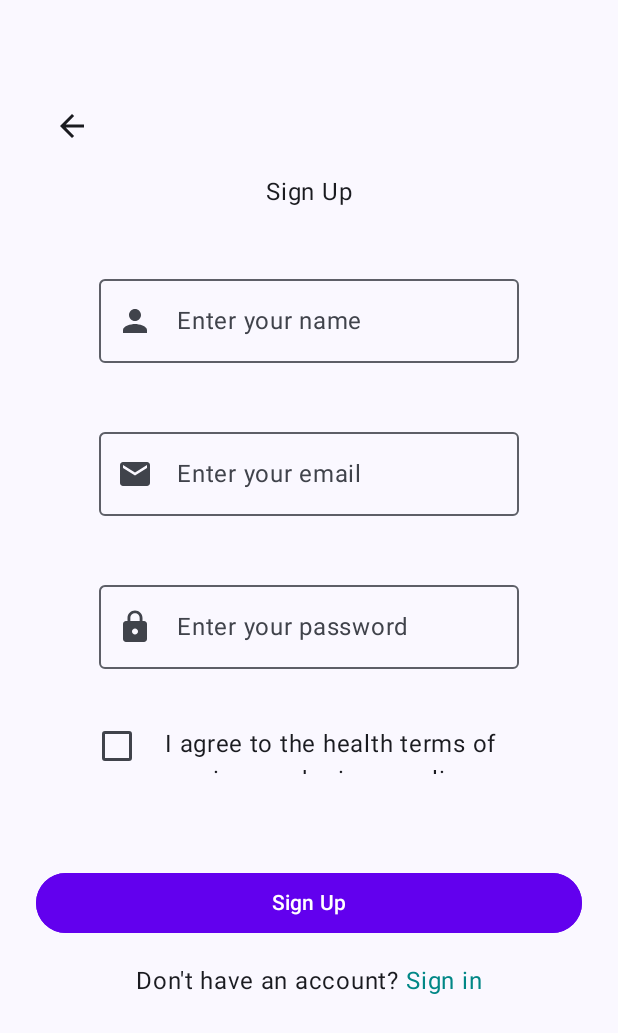
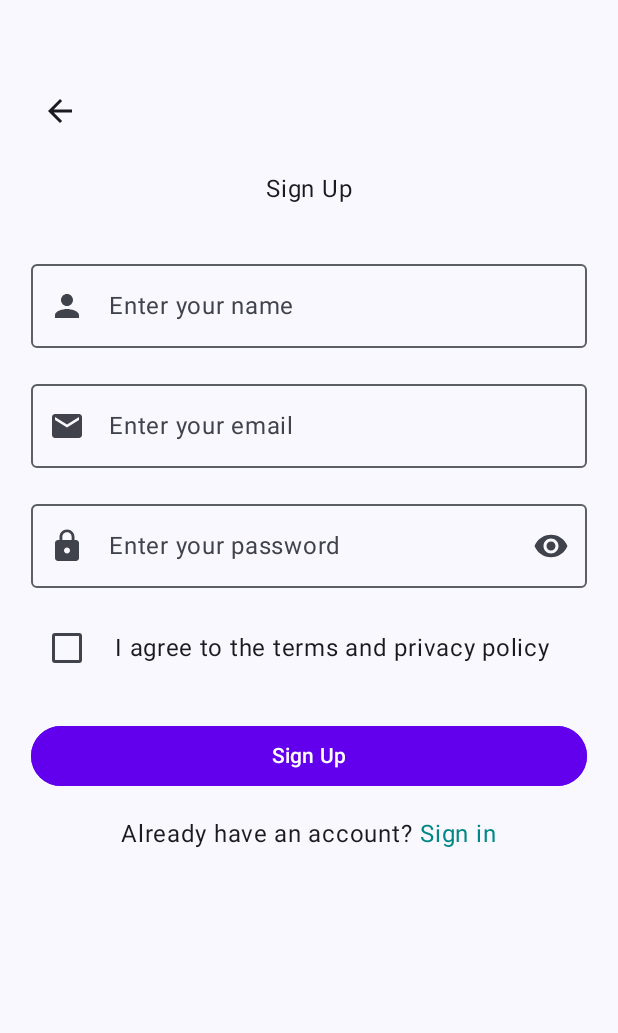
Before and after one commit to 31z3m1hC/Chimezie-PHB-Fall2025, an Android app built with Jetpack Compose: the screen it shows after launch (MainActivity), on a phone screen of 412 x 824 dp. Shown: the top 1033 px of the screen. Run offline under Robolectric (Android 15) with nearby library versions, the phone set to English and light mode, and no system bars; our stand-ins replace Firebase (no records; nobody signed in at launch, a user with empty details on screens opened directly).

Commit message:
Added authentication to sign up screen

```diff
--- a/app/src/main/java/com/unh/personal_health_buddy/MainActivity.kt
+++ b/app/src/main/java/com/unh/personal_health_buddy/MainActivity.kt
@@ -7,21 +7,21 @@ import androidx.activity.enableEdgeToEdge
 import androidx.compose.foundation.layout.fillMaxSize
 import androidx.compose.foundation.layout.padding
 import androidx.compose.material3.Scaffold
-import androidx.compose.material3.Text
-import androidx.compose.runtime.Composable
 import androidx.compose.ui.Modifier
-import androidx.compose.ui.tooling.preview.Preview
-import com.unh.personal_health_buddy.ui.theme.Personal_health_buddyTheme
-// Newly added code
 import androidx.navigation.compose.NavHost
 import androidx.navigation.compose.composable
 import androidx.navigation.compose.rememberNavController
-import com.unh.personal_health_buddy.screens.SignUp
-
+import com.google.firebase.FirebaseApp
+import com.unh.personal_health_buddy.screens.SignUpScreen
+import com.unh.personal_health_buddy.ui.theme.Personal_health_buddyTheme
 
 class MainActivity : ComponentActivity() {
     override fun onCreate(savedInstanceState: Bundle?) {
         super.onCreate(savedInstanceState)
+
+        // 🔹 Initialize Firebase here
+        FirebaseApp.initializeApp(this)
+
         enableEdgeToEdge()
         setContent {
             Personal_health_buddyTheme {
@@ -34,28 +34,11 @@ class MainActivity : ComponentActivity() {
                         modifier = Modifier.padding(innerPadding)
                     ) {
                         composable("signup") {
-                            SignUp(navController = navController)
+                            SignUpScreen(navController = navController)
                         }
-
                     }
                 }
             }
         }
     }
 }
-
-@Composable
-fun Greeting(name: String, modifier: Modifier = Modifier) {
-    Text(
-        text = "Hello $name!",
-        modifier = modifier
-    )
-}
-
-@Preview(showBackground = true)
-@Composable
-fun GreetingPreview() {
-    Personal_health_buddyTheme {
-        Greeting("Android")
-    }
-}
--- a/app/src/main/java/com/unh/personal_health_buddy/screens/SignUp.kt
+++ /dev/null
@@ -1,181 +0,0 @@
-package com.unh.personal_health_buddy.screens
-
-import android.R.attr.checked
-import android.R.attr.label
-import android.R.attr.top
-import androidx.compose.foundation.BorderStroke
-import androidx.compose.foundation.clickable
-import androidx.compose.foundation.layout.Arrangement
-import androidx.compose.foundation.layout.Box
-import androidx.compose.foundation.layout.Column
-import androidx.compose.foundation.layout.Row
-import androidx.compose.foundation.layout.fillMaxSize
-import androidx.compose.foundation.layout.fillMaxWidth
-import androidx.compose.foundation.layout.height
-import androidx.compose.foundation.layout.padding
-import androidx.compose.foundation.layout.width
-import androidx.compose.foundation.text.KeyboardOptions
-import androidx.compose.material.icons.Icons
-import androidx.compose.material.icons.automirrored.filled.ArrowBack
-import androidx.compose.material.icons.filled.ArrowBack
-import androidx.compose.material.icons.filled.Email
-import androidx.compose.material.icons.filled.Lock
-import androidx.compose.material.icons.filled.Menu
-import androidx.compose.material.icons.filled.Person
-import androidx.compose.material3.Button
-import androidx.compose.material3.ButtonDefaults
-import androidx.compose.material3.Checkbox
-import androidx.compose.material3.Icon
-import androidx.compose.material3.IconButton
-import androidx.compose.material3.OutlinedTextField
-import androidx.compose.material3.Text
-import androidx.compose.runtime.Composable
-import androidx.compose.runtime.getValue
-import androidx.compose.runtime.mutableStateOf
-import androidx.compose.runtime.remember
-import androidx.compose.runtime.setValue
-import androidx.compose.ui.Alignment
-import androidx.compose.ui.Modifier
-import androidx.compose.ui.graphics.Color
-import androidx.compose.ui.res.colorResource
-import androidx.compose.ui.res.stringResource
-import androidx.compose.ui.text.input.KeyboardType
-import androidx.compose.ui.text.style.TextAlign
-import androidx.compose.ui.tooling.preview.Preview
-import androidx.compose.ui.unit.dp
-import androidx.navigation.NavHostController
-import androidx.navigation.compose.rememberNavController
-import com.unh.personal_health_buddy.R
-import androidx.navigation.compose.rememberNavController
-
-
-@Composable
-fun SignUp(navController: NavHostController? = null) {
-    val username = remember { mutableStateOf("") }
-    val email = remember { mutableStateOf("") }
-    val password = remember { mutableStateOf("") }
-    var isChecked by remember { mutableStateOf(false) }
-
-
-    Column(
-        modifier = Modifier.fillMaxSize()
-                           .padding(top = 50.dp),
-        verticalArrangement = Arrangement.Top,
-        horizontalAlignment = Alignment.CenterHorizontally
-    ) {
-
-        Box(
-            modifier = Modifier.fillMaxWidth()
-                                .padding(top = 10.dp, start = 24.dp, end = 24.dp),
-            contentAlignment = Alignment.TopStart
-        ) {
-            IconButton(onClick = { navController?.navigate("welcome") }) {
-                Icon(
-                    imageVector = Icons.AutoMirrored.Filled.ArrowBack,
-                    contentDescription = "Back to Welcome"
-                )
-            }
-        }
-
-        Text(
-            text = "Sign Up",
-            modifier = Modifier.padding(bottom = 30.dp, start = 24.dp, end = 24.dp, top = 8.dp),
-        )
-
-        OutlinedTextField(
-            modifier = Modifier.padding(bottom = 30.dp, start = 24.dp, end = 24.dp, top = 8.dp),
-            label = { Text(stringResource(R.string.user_name)) },
-            leadingIcon = { Icon(Icons.Default.Person, contentDescription = "User Icon") },
-            keyboardOptions = KeyboardOptions(keyboardType = KeyboardType.Text),
-            value = username.value,
-            onValueChange = { username.value = it }
-        )
-
-        OutlinedTextField(
-            modifier = Modifier.padding(bottom = 30.dp)
-                                .padding(start = 24.dp, end = 24.dp, top = 8.dp),
-            label = { Text(stringResource(R.string.email)) },
-            leadingIcon = { Icon(Icons.Default.Email, contentDescription = "Email Icon") },
-            keyboardOptions = KeyboardOptions(keyboardType = KeyboardType.Email),
-            value = email.value,
-            onValueChange = { email.value = it }
-        )
-
-        OutlinedTextField(
-            modifier = Modifier.padding(bottom = 30.dp, start = 24.dp, end = 24.dp, top = 8.dp),
-            label = { Text(stringResource(R.string.password)) },
-            leadingIcon = { Icon(Icons.Default.Lock, contentDescription = "Password Icon") },
-            keyboardOptions = KeyboardOptions(keyboardType = KeyboardType.Password),
-            value = password.value,
-            onValueChange = { password.value = it }
-        )
-
-        Row(
-            modifier = Modifier
-                .fillMaxWidth()
-                .padding(bottom = 30.dp,start = 24.dp, end = 24.dp, top = 8.dp)
-                .height(56.dp),
-            verticalAlignment = Alignment.CenterVertically
-        ) {
-            Checkbox(
-                modifier = Modifier.padding(start = 30.dp, bottom = 30.dp),
-                checked = isChecked,
-                onCheckedChange = { isChecked = it }
-            )
-
-            Text(
-                text = "I agree to the health terms of services and privacy policy",
-                modifier = Modifier
-                    .padding(start = 8.dp, end = 24.dp, bottom = 24.dp)
-                    .weight(1f),
-                textAlign = TextAlign.Start
-            )
-
-        }
-
-        Button(
-            onClick = { /* handle sign-up */ },
-            modifier = Modifier
-                .fillMaxWidth()
-                .padding(start = 24.dp, end = 24.dp, top = 8.dp)
-                .width(50.dp),
-            border = BorderStroke(1.dp, colorResource(id = R.color.purple_500)),
-            colors = ButtonDefaults.buttonColors(
-                containerColor = colorResource(id = R.color.purple_500),
-                contentColor = Color.White
-            )
-        ) {
-            Text(
-                text = stringResource(id = R.string.button_sign_up),
-                color = Color.White
-            )
-        }
-
-        Row(
-            modifier = Modifier
-                .fillMaxWidth()
-                .padding(top = 16.dp, start = 24.dp, end = 24.dp),
-            horizontalArrangement = Arrangement.Center
-        ) {
-            Text(text = "Don't have an account? ")
-
-            Text(
-                text = "Sign in",
-                color = colorResource(id = R.color.teal_700),
-                modifier = Modifier.clickable {
-                    navController?.navigate("sign-in")
-                }
-            )
-        }
-
-    }
-
-}
-
-
-
-@Preview(showBackground = true)
-@Composable
-fun SignUpPreview() {
-    SignUp(rememberNavController())
-}
--- /dev/null
+++ b/app/src/main/java/com/unh/personal_health_buddy/screens/SignUpScreen.kt
@@ -0,0 +1,198 @@
+package com.unh.personal_health_buddy.screens
+
+import androidx.compose.foundation.BorderStroke
+import androidx.compose.foundation.clickable
+import androidx.compose.foundation.layout.*
+import androidx.compose.foundation.text.KeyboardOptions
+import androidx.compose.material.icons.Icons
+import androidx.compose.material.icons.automirrored.filled.ArrowBack
+import androidx.compose.material.icons.filled.Email
+import androidx.compose.material.icons.filled.Lock
+import androidx.compose.material.icons.filled.Person
+import androidx.compose.material.icons.filled.Visibility
+import androidx.compose.material.icons.filled.VisibilityOff
+import androidx.compose.material3.*
+import androidx.compose.runtime.*
+import androidx.compose.ui.Alignment
+import androidx.compose.ui.Modifier
+import androidx.compose.ui.graphics.Color
+import androidx.compose.ui.platform.LocalContext
+import androidx.compose.ui.res.colorResource
+import androidx.compose.ui.res.stringResource
+import androidx.compose.ui.text.input.KeyboardType
+import androidx.compose.ui.text.input.PasswordVisualTransformation
+import androidx.compose.ui.text.input.VisualTransformation
+import androidx.compose.ui.text.style.TextAlign
+import androidx.compose.ui.unit.dp
+import androidx.navigation.NavHostController
+import com.google.firebase.auth.FirebaseAuth
+import com.unh.personal_health_buddy.R
+
+@Composable
+fun SignUpScreen(navController: NavHostController) {
+    val username = remember { mutableStateOf("") }
+    val email = remember { mutableStateOf("") }
+    val password = remember { mutableStateOf("") }
+    val emailErrorState = remember { mutableStateOf(false) }
+    val passwordErrorState = remember { mutableStateOf(false) }
+    var isChecked by remember { mutableStateOf(false) }
+    var passwordVisible by remember { mutableStateOf(false) }
+
+    // State to show registration result
+    val registrationMessage = remember { mutableStateOf("") }
+
+    Column(
+        modifier = Modifier
+            .fillMaxSize()
+            .padding(top = 50.dp),
+        verticalArrangement = Arrangement.Top,
+        horizontalAlignment = Alignment.CenterHorizontally
+    ) {
+        // 🔹 Top-left navigation icon
+        Box(
+            modifier = Modifier
+                .fillMaxWidth()
+                .padding(start = 16.dp),
+            contentAlignment = Alignment.TopStart
+        ) {
+            IconButton(onClick = { navController.navigate("welcome") }) {
+                Icon(
+                    imageVector = Icons.AutoMirrored.Filled.ArrowBack,
+                    contentDescription = "Back to Welcome"
+                )
+            }
+        }
+
+        Text(
+            text = "Sign Up",
+            modifier = Modifier.padding(bottom = 30.dp, top = 16.dp)
+        )
+
+        // Username
+        OutlinedTextField(
+            value = username.value,
+            onValueChange = { username.value = it },
+            label = { Text(stringResource(R.string.user_name)) },
+            leadingIcon = { Icon(Icons.Default.Person, contentDescription = "User Icon") },
+            keyboardOptions = KeyboardOptions(keyboardType = KeyboardType.Text),
+            modifier = Modifier
+                .padding(bottom = 16.dp)
+                .fillMaxWidth(0.9f)
+        )
+
+        // Email
+        OutlinedTextField(
+            value = email.value.trim(),
+            onValueChange = { email.value = it },
+            isError = emailErrorState.value,
+            label = { Text(stringResource(R.string.email)) },
+            leadingIcon = { Icon(Icons.Default.Email, contentDescription = "Email Icon") },
+            keyboardOptions = KeyboardOptions(keyboardType = KeyboardType.Email),
+            modifier = Modifier
+                .padding(bottom = 16.dp)
+                .fillMaxWidth(0.9f)
+        )
+
+        // Password
+        OutlinedTextField(
+            value = password.value.trim(),
+            onValueChange = { password.value = it },
+            isError = passwordErrorState.value,
+            label = { Text(stringResource(R.string.password)) },
+            leadingIcon = { Icon(Icons.Default.Lock, contentDescription = "Password Icon") },
+            trailingIcon = {
+                val image = if (passwordVisible) Icons.Filled.VisibilityOff else Icons.Filled.Visibility
+                IconButton(onClick = { passwordVisible = !passwordVisible }) {
+                    Icon(imageVector = image, contentDescription = "Toggle Password Visibility")
+                }
+            },
+            visualTransformation = if (passwordVisible) VisualTransformation.None else PasswordVisualTransformation(),
+            keyboardOptions = KeyboardOptions(keyboardType = KeyboardType.Password),
+            modifier = Modifier
+                .padding(bottom = 16.dp)
+                .fillMaxWidth(0.9f)
+        )
+
+        // Checkbox
+        Row(
+            modifier = Modifier
+                .fillMaxWidth(0.9f)
+                .padding(bottom = 16.dp),
+            verticalAlignment = Alignment.CenterVertically
+        ) {
+            Checkbox(checked = isChecked, onCheckedChange = { isChecked = it })
+            Text(
+                text = "I agree to the terms and privacy policy",
+                modifier = Modifier.padding(start = 8.dp),
+                textAlign = TextAlign.Start
+            )
+        }
+
+        // Sign Up button
+        Button(
+            onClick = {
+                val auth = FirebaseAuth.getInstance()
+
+                // Simple validation
+                emailErrorState.value = email.value.isBlank()
+                passwordErrorState.value = password.value.length < 6
+                if (emailErrorState.value || passwordErrorState.value) return@Button
+
+                // Perform Firebase registration
+                auth.createUserWithEmailAndPassword(email.value, password.value)
+                    .addOnCompleteListener { task ->
+                        if (task.isSuccessful) {
+                            registrationMessage.value = "Registration successful! Welcome ${email.value}"
+
+                            // Clear fields
+                            username.value = ""
+                            email.value = ""
+                            password.value = ""
+                            isChecked = false
+                            passwordVisible = false
+                        } else {
+                            registrationMessage.value =
+                                "Registration failed: ${task.exception?.localizedMessage}"
+                        }
+                    }
+            },
+            modifier = Modifier
+                .fillMaxWidth(0.9f)
+                .padding(top = 8.dp),
+            border = BorderStroke(1.dp, colorResource(id = R.color.purple_500)),
+            colors = ButtonDefaults.buttonColors(
+                containerColor = colorResource(id = R.color.purple_500),
+                contentColor = Color.White
+            )
+        ) {
+            Text(text = stringResource(id = R.string.button_sign_up))
+        }
+
+        // Registration message
+        if (registrationMessage.value.isNotEmpty()) {
+            Text(
+                text = registrationMessage.value,
+                color = if (registrationMessage.value.contains("successful")) Color.Green else Color.Red,
+                modifier = Modifier
+                    .padding(top = 16.dp)
+                    .fillMaxWidth(0.9f),
+                textAlign = TextAlign.Start
+            )
+        }
+
+        // Link to sign-in screen
+        Row(
+            modifier = Modifier
+                .fillMaxWidth()
+                .padding(top = 16.dp),
+            horizontalArrangement = Arrangement.Center
+        ) {
+            Text(text = "Already have an account? ")
+            Text(
+                text = "Sign in",
+                color = colorResource(id = R.color.teal_700),
+                modifier = Modifier.clickable { navController.navigate("sign-in") }
+            )
+        }
+    }
+}
--- a/build.gradle.kts
+++ b/build.gradle.kts
@@ -3,4 +3,8 @@ plugins {
     alias(libs.plugins.android.application) apply false
     alias(libs.plugins.kotlin.android) apply false
     alias(libs.plugins.kotlin.compose) apply false
+
+    // Add the dependency for the Google services Gradle plugin
+    id("com.google.gms.google-services") version "4.4.3" apply false
+
 }
--- a/gradle/libs.versions.toml
+++ b/gradle/libs.versions.toml
@@ -8,6 +8,7 @@ espressoCore = "3.7.0"
 lifecycleRuntimeKtx = "2.9.4"
 activityCompose = "1.11.0"
 composeBom = "2024.09.00"
+animationCoreLint = "1.9.2"
 
 [libraries]
 androidx-core-ktx = { group = "androidx.core", name = "core-ktx", version.ref = "coreKtx" }
@@ -24,6 +25,7 @@ androidx-ui-tooling-preview = { group = "androidx.compose.ui", name = "ui-toolin
 androidx-ui-test-manifest = { group = "androidx.compose.ui", name = "ui-test-manifest" }
 androidx-ui-test-junit4 = { group = "androidx.compose.ui", name = "ui-test-junit4" }
 androidx-material3 = { group = "androidx.compose.material3", name = "material3" }
+androidx-animation-core-lint = { group = "androidx.compose.animation", name = "animation-core-lint", version.ref = "animationCoreLint" }
 
 [plugins]
 android-application = { id = "com.android.application", version.ref = "agp" }
```
Also changed, not shown: app/build.gradle.kts (+12 -0 lines), app/src/main/java/com/unh/personal_health_buddy/Authentications.kt (added, +38 -0 lines), app/src/main/java/com/unh/personal_health_buddy/navigation/navigation.kt (+8 -6 lines).
